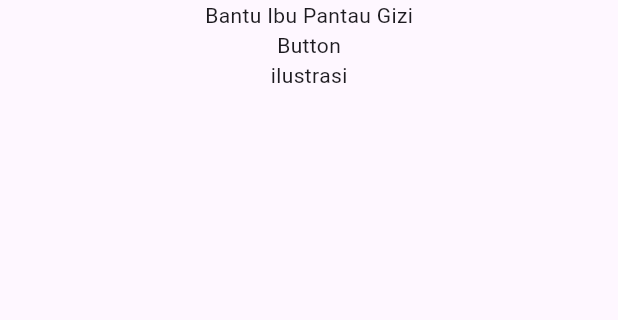
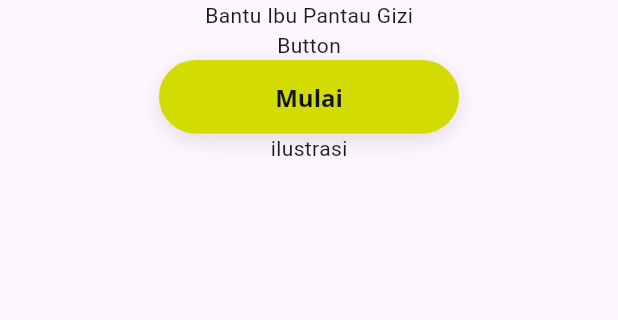
Before and after one commit to TumbuhSehatTelU/TumbuhSehat-mobile, a Flutter app: the screen it shows after launch, on a phone screen of 412 x 824 dp, the part 30-350 px from its top. Run offline on Flutter 3.47's test engine with Material 3 defaults, Android fonts, the phone set to English and light mode, and no system bars; our stand-ins replace camera, google_fonts.

Commit message:
[FEAT] add shadow component

```diff
--- a/lib/widget/button.dart
+++ b/lib/component/button/button.dart
@@ -6,7 +6,7 @@ enum ButtonStyleType { leftIcon, rightIcon, textOnly, iconOnly }
 
 // Contoh penggunaan
 
-// CustomButton(
+// TS_button(
 //   onPressed: () {},
 //   text: 'Kustom Lebar',
 //   backgroundColor: Colors.green,
@@ -15,10 +15,10 @@ enum ButtonStyleType { leftIcon, rightIcon, textOnly, iconOnly }
 //   size: ButtonSize.medium,
 //   style: ButtonStyleType.textOnly,
 //   textStyle: Regular.h1,
-//   width: 200, // 👈 custom lebar 200 pixel
+//   width: 200,
 // )
 
-class CustomButton extends StatelessWidget {
+class TS_button extends StatelessWidget {
   final VoidCallback onPressed;
   final String? text;
   final IconData? icon;
@@ -30,8 +30,9 @@ class CustomButton extends StatelessWidget {
   final double? customBorderRadius;
   final TextStyle? textStyle;
   final double? width;
+  final List<BoxShadow>? boxShadow;
 
-  const CustomButton({
+  const TS_button({
     Key? key,
     required this.onPressed,
     this.text,
@@ -44,6 +45,7 @@ class CustomButton extends StatelessWidget {
     this.style = ButtonStyleType.textOnly,
     this.customBorderRadius,
     this.width,
+    this.boxShadow,
   }) : super(key: key);
 
   EdgeInsets get _padding {
@@ -109,15 +111,25 @@ class CustomButton extends StatelessWidget {
 
     return SizedBox(
       width: width,
-      child: MaterialButton(
-        onPressed: onPressed,
-        color: backgroundColor,
-        padding: _padding,
-        shape: RoundedRectangleBorder(
+      child: Container(
+        decoration: BoxDecoration(
+          color: backgroundColor,
           borderRadius: borderRadius,
-          side: BorderSide(color: borderColor),
+          boxShadow: boxShadow,
+          border: Border.all(color: borderColor),
         ),
-        child: content,
+        child: Material(
+          color: Colors.transparent,
+          borderRadius: borderRadius,
+          child: InkWell(
+            borderRadius: borderRadius,
+            onTap: onPressed,
+            child: Padding(
+              padding: _padding,
+              child: Center(child: content),
+            ),
+          ),
+        ),
       ),
     );
   }
--- /dev/null
+++ b/lib/component/shadow/shadow.dart
@@ -0,0 +1,22 @@
+import 'package:flutter/material.dart';
+
+class TS_shadow {
+  static List<BoxShadow> light = [
+    BoxShadow(
+      color: Colors.black.withOpacity(0.2), // transparansi 20%
+      offset: const Offset(0, 4), // x = 0, y = 4
+      blurRadius: 16, // blur
+      spreadRadius: -4, // spread
+    ),
+  ];
+
+  /// Shadow 2: More Light Shadow
+  static List<BoxShadow> moreLight = [
+    BoxShadow(
+      color: Colors.black.withOpacity(0.12), // transparansi 12%
+      offset: const Offset(0, 4),
+      blurRadius: 12,
+      spreadRadius: 8,
+    ),
+  ];
+}
--- a/lib/pages/auth/splash_screen.dart
+++ b/lib/pages/auth/splash_screen.dart
@@ -1,4 +1,8 @@
 import 'package:flutter/material.dart';
+import 'package:mobile_tumbuh_sehat/component/shadow/shadow.dart';
+import 'package:mobile_tumbuh_sehat/theme/color.dart';
+import 'package:mobile_tumbuh_sehat/theme/text_style.dart';
+import 'package:mobile_tumbuh_sehat/component/button/button.dart';
 
 class SplashScreen extends StatefulWidget {
   const SplashScreen({super.key});
@@ -10,20 +14,32 @@ class SplashScreen extends StatefulWidget {
 class _SplashScreenState extends State<SplashScreen> {
   @override
   Widget build(BuildContext context) {
-    return const MaterialApp(
+    return MaterialApp(
       home: Scaffold(
         body: Center(
           child: Column(
             children: [
-              Row(
+              const Row(
                 children: [
                   Text('logo'),
                   Text('Tumbuh Sehat'),
                 ],
               ),
-              Text('Bantu Ibu Pantau Gizi'),
-              Text('Button'),
-              Text('ilustrasi'),
+              const Text('Bantu Ibu Pantau Gizi'),
+              const Text('Button'),
+              TS_button(
+                onPressed: () {},
+                backgroundColor: SecondaryGreen.c3,
+                borderColor: SecondaryGreen.c3,
+                contentColor: Monochrome.black,
+                textStyle: Bold.large,
+                text: "Mulai",
+                size: ButtonSize.large,
+                customBorderRadius: 240.0,
+                width: 200,
+                boxShadow: TS_shadow.light,
+              ),
+              const Text('ilustrasi'),
             ],
           ),
         ),
```
Also changed, not shown: lib/assets/Image/Splash Screen Illustration.svg (added).
